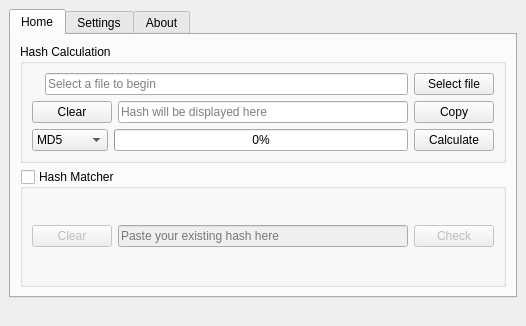
The window that ui/mainwindow.ui (Rizwan-Hasan/Free-Hash-Checker) describes before a commit, drawn with Qt 5.
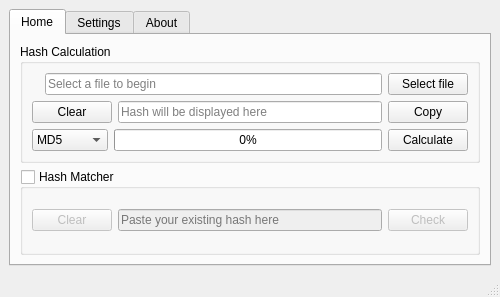
The same window after the commit. Icons and pictures are not drawn.

What changed in the file:
```diff
--- a/ui/mainwindow.ui
+++ b/ui/mainwindow.ui
@@ -9,19 +9,19 @@
    <rect>
     <x>0</x>
     <y>0</y>
-    <width>526</width>
-    <height>326</height>
+    <width>500</width>
+    <height>297</height>
    </rect>
   </property>
   <property name="minimumSize">
    <size>
-    <width>526</width>
-    <height>326</height>
+    <width>450</width>
+    <height>297</height>
    </size>
   </property>
   <property name="maximumSize">
    <size>
-    <width>526</width>
+    <width>500</width>
     <height>326</height>
    </size>
   </property>
@@ -167,6 +167,9 @@
              </item>
              <item>
               <widget class="QLineEdit" name="lineEditHashBox">
+               <property name="text">
+                <string/>
+               </property>
                <property name="maxLength">
                 <number>128</number>
                </property>
@@ -431,8 +434,20 @@
    </layout>
   </widget>
   <widget class="QStatusBar" name="statusbar">
+   <property name="minimumSize">
+    <size>
+     <width>450</width>
+     <height>0</height>
+    </size>
+   </property>
+   <property name="maximumSize">
+    <size>
+     <width>600</width>
+     <height>326</height>
+    </size>
+   </property>
    <property name="sizeGripEnabled">
-    <bool>false</bool>
+    <bool>true</bool>
    </property>
   </widget>
  </widget>
```
